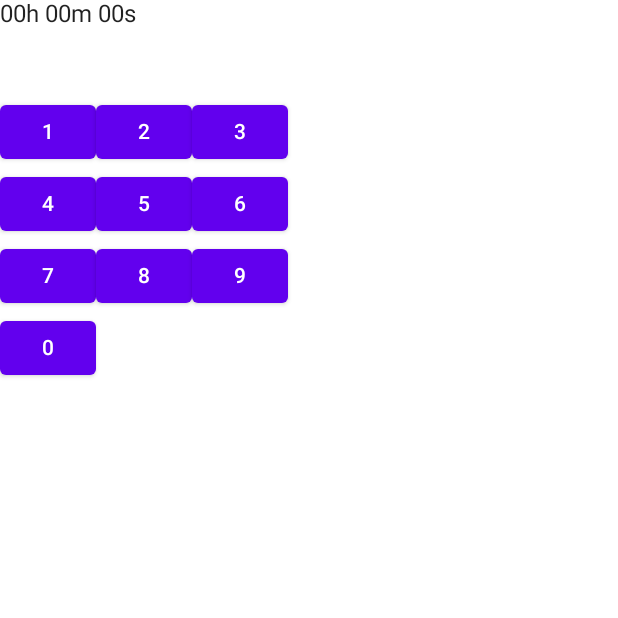
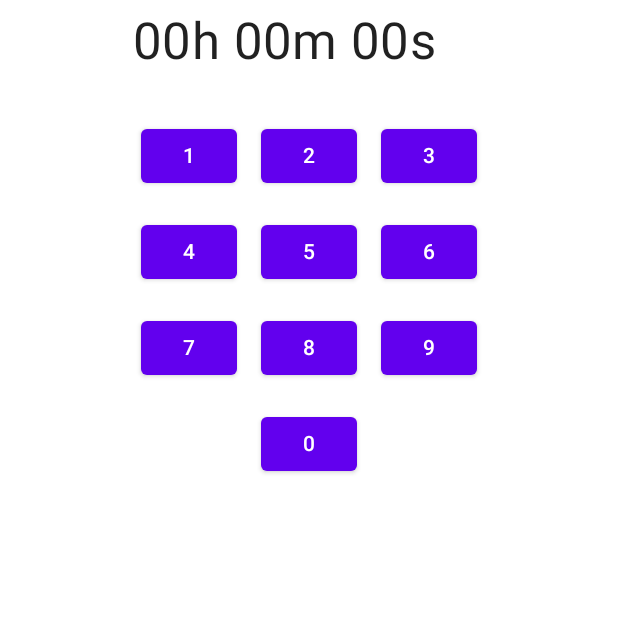
Before and after one commit to mkfnx/ComposeCountdownTimer, an Android app built with Jetpack Compose: the screen it shows after launch (CountdownActivity), on a phone screen of 412 x 824 dp, the top half of it. Run offline under Robolectric (Android 15) with nearby library versions, the phone set to English and light mode, and no system bars.

Commit message:
Layout adjustments and applied spotless

```diff
--- a/app/build.gradle
+++ b/app/build.gradle
@@ -73,6 +73,7 @@ dependencies {
     implementation "androidx.compose.material:material-icons-extended:$compose_version"
     implementation "androidx.compose.ui:ui-tooling:$compose_version"
     implementation 'androidx.lifecycle:lifecycle-runtime-ktx:2.3.0'
+    implementation "androidx.constraintlayout:constraintlayout-compose:1.0.0-alpha03"
 
     testImplementation 'junit:junit:4.13.2'
 
--- a/app/src/main/java/com/example/androiddevchallenge/CountdownActivity.kt
+++ b/app/src/main/java/com/example/androiddevchallenge/CountdownActivity.kt
@@ -57,7 +57,9 @@ fun CountDownTimerApp(
     toggleTimer: () -> Unit,
     stopTimer: () -> Unit,
 ) {
-    Surface(color = MaterialTheme.colors.background) {
+    Surface(
+        color = MaterialTheme.colors.background
+    ) {
         CountdownTimer(
             timerLabel,
             status,
--- a/app/src/main/java/com/example/androiddevchallenge/countdowntimer/CountdownTimer.kt
+++ b/app/src/main/java/com/example/androiddevchallenge/countdowntimer/CountdownTimer.kt
@@ -1,14 +1,33 @@
+/*
+ * Copyright 2021 The Android Open Source Project
+ *
+ * Licensed under the Apache License, Version 2.0 (the "License");
+ * you may not use this file except in compliance with the License.
+ * You may obtain a copy of the License at
+ *
+ *     https://www.apache.org/licenses/LICENSE-2.0
+ *
+ * Unless required by applicable law or agreed to in writing, software
+ * distributed under the License is distributed on an "AS IS" BASIS,
+ * WITHOUT WARRANTIES OR CONDITIONS OF ANY KIND, either express or implied.
+ * See the License for the specific language governing permissions and
+ * limitations under the License.
+ */
 package com.example.androiddevchallenge.countdowntimer
 
 import androidx.compose.foundation.clickable
+import androidx.compose.foundation.layout.Arrangement
+import androidx.compose.foundation.layout.Box
 import androidx.compose.foundation.layout.Column
 import androidx.compose.foundation.layout.Row
 import androidx.compose.foundation.layout.Spacer
-import androidx.compose.foundation.layout.fillMaxSize
+import androidx.compose.foundation.layout.fillMaxWidth
 import androidx.compose.foundation.layout.padding
 import androidx.compose.material.Button
+import androidx.compose.material.MaterialTheme
 import androidx.compose.material.Text
 import androidx.compose.runtime.Composable
+import androidx.compose.ui.Alignment
 import androidx.compose.ui.Modifier
 import androidx.compose.ui.tooling.preview.Preview
 import androidx.compose.ui.unit.dp
@@ -25,7 +44,9 @@ fun CountdownTimer(
     stopTimer: () -> Unit
 ) {
     Column(
-        modifier = Modifier.fillMaxSize()
+        modifier = Modifier
+            .fillMaxWidth()
+            .padding(8.dp),
     ) {
         TimerDisplay(
             timeLabel,
@@ -43,6 +64,10 @@ fun CountdownTimer(
 
         Spacer(modifier = Modifier.padding(16.dp))
 
+        Column(
+            modifier = Modifier.fillMaxWidth(),
+            horizontalAlignment = Alignment.CenterHorizontally
+        ) {
             if (status == CountdownViewModel.Status.INPUT && timeLabel != "00h 00m 00s") {
                 Button(onClick = { startTimer() }) {
                     Text("Start")
@@ -55,10 +80,15 @@ fun CountdownTimer(
                     toggleTimer
                 )
 
-            Button(onClick = {
+                Spacer(modifier = Modifier.padding(16.dp))
+
+                Button(
+                    onClick = {
                         stopTimer()
-            }) {
+                    }
+                ) {
                     Text("Reset")
+                }
             }
         }
     }
@@ -66,8 +96,30 @@ fun CountdownTimer(
 
 @Preview
 @Composable
-fun PreviewCountdownTimer() {
-    CountdownTimer("00h 00m 00s", CountdownViewModel.Status.INPUT, {}, {}, {}, {}, {})
+fun PreviewCountdownTimerInput() {
+    CountdownTimer(
+        "00h 00m 00s",
+        CountdownViewModel.Status.INPUT,
+        {},
+        {},
+        {},
+        {},
+        {}
+    )
+}
+
+@Preview
+@Composable
+fun PreviewCountdownRunning() {
+    CountdownTimer(
+        "00h 00m 00s",
+        CountdownViewModel.Status.RUNNING,
+        {},
+        {},
+        {},
+        {},
+        {}
+    )
 }
 
 /**
@@ -79,11 +131,23 @@ fun TimerDisplay(
     status: CountdownViewModel.Status,
     onDeleteButtonClick: () -> Unit
 ) {
-    Row {
-        Text(text = timeLabel)
+    Row(
+        modifier = Modifier.fillMaxWidth(),
+        verticalAlignment = Alignment.CenterVertically,
+        horizontalArrangement = Arrangement.Center
+    ) {
+        Text(text = timeLabel, style = MaterialTheme.typography.h4)
         Spacer(modifier = Modifier.padding(16.dp))
         if (status == CountdownViewModel.Status.INPUT && timeLabel != "00h 00m 00s") {
-            Text(text = "Delete", Modifier.clickable { onDeleteButtonClick() })
+            Box(
+                contentAlignment = Alignment.Center
+            ) {
+                Text(
+                    text = "Delete",
+                    modifier = Modifier.clickable { onDeleteButtonClick() },
+                    style = MaterialTheme.typography.caption,
+                )
+            }
         }
     }
 }
@@ -92,26 +156,55 @@ fun TimerDisplay(
 fun NumPad(
     onNumButtonClick: (Int) -> Unit,
 ) {
-    Column {
-        Row {
+    Column(
+        modifier = Modifier.fillMaxWidth(),
+        verticalArrangement = Arrangement.Center
+    ) {
+        Row(
+            modifier = Modifier.fillMaxWidth(),
+            horizontalArrangement = Arrangement.Center,
+        ) {
             NumButton(1, onNumButtonClick)
+            Spacer(modifier = Modifier.padding(8.dp))
             NumButton(2, onNumButtonClick)
+            Spacer(modifier = Modifier.padding(8.dp))
             NumButton(3, onNumButtonClick)
         }
 
-        Row {
+        Spacer(modifier = Modifier.padding(8.dp))
+
+        Row(
+            modifier = Modifier.fillMaxWidth(),
+            horizontalArrangement = Arrangement.Center,
+        ) {
             NumButton(4, onNumButtonClick)
+            Spacer(modifier = Modifier.padding(8.dp))
             NumButton(5, onNumButtonClick)
+            Spacer(modifier = Modifier.padding(8.dp))
             NumButton(6, onNumButtonClick)
         }
 
-        Row {
+        Spacer(modifier = Modifier.padding(8.dp))
+
+        Row(
+            modifier = Modifier.fillMaxWidth(),
+            horizontalArrangement = Arrangement.Center,
+        ) {
             NumButton(7, onNumButtonClick)
+            Spacer(modifier = Modifier.padding(8.dp))
             NumButton(8, onNumButtonClick)
+            Spacer(modifier = Modifier.padding(8.dp))
             NumButton(9, onNumButtonClick)
         }
 
+        Spacer(modifier = Modifier.padding(8.dp))
+
+        Row(
+            modifier = Modifier.fillMaxWidth(),
+            horizontalArrangement = Arrangement.Center,
+        ) {
             NumButton(0, onNumButtonClick)
+        }
     }
 }
 
@@ -129,12 +222,16 @@ fun ToggleButton(
     status: CountdownViewModel.Status,
     toggleTimer: () -> Unit
 ) {
-    lateinit var toggleButtonText: String
-
-    if (status == CountdownViewModel.Status.RUNNING) {
-        toggleButtonText = "Pause"
-    } else if (status == CountdownViewModel.Status.PAUSE) {
-        toggleButtonText = "Resume"
+    val toggleButtonText = when (status) {
+        CountdownViewModel.Status.RUNNING -> {
+            "Pause"
+        }
+        CountdownViewModel.Status.PAUSE -> {
+            "Resume"
+        }
+        else -> {
+            ""
+        }
     }
 
     Button(onClick = { toggleTimer() }) {
```
Also changed, not shown: app/src/main/java/com/example/androiddevchallenge/CountdownViewModel.kt (+20 -2 lines), 1 other file. Lines whose indentation alone changed are shown as unchanged.
